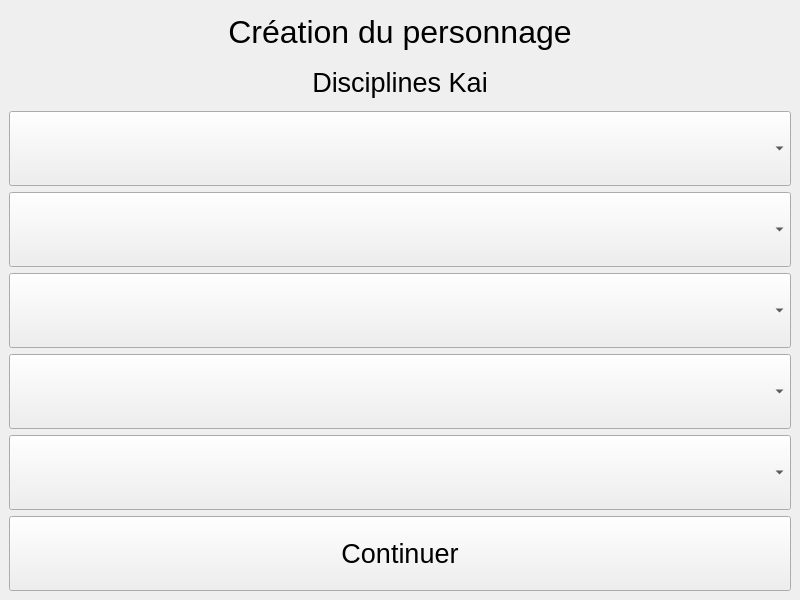
Above: Fichiers_UI/page_creation_personnage_2.ui from 2135500-Garand-Cedric/LDVELH before the change. Below: the same form after it.
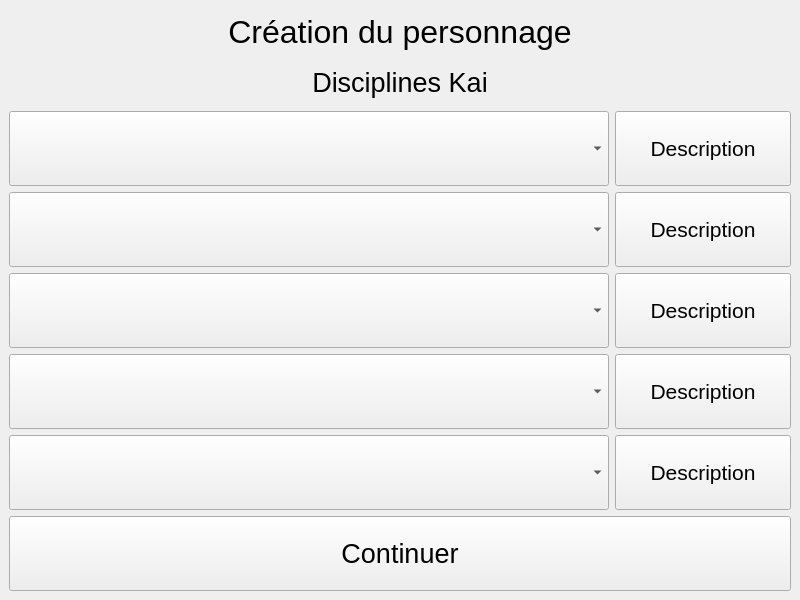
That is the form after the change.

Commit message: Ajout de la page de description des discipline kai Ajout de requetes a la base de donnees pour le fonctionnement du livre

```diff
--- a/Fichiers_UI/page_creation_personnage_2.ui
+++ b/Fichiers_UI/page_creation_personnage_2.ui
@@ -14,90 +14,92 @@
    <string>MainWindow</string>
   </property>
   <widget class="QWidget" name="centralwidget">
-   <layout class="QVBoxLayout" name="verticalLayout_2">
-    <item>
-     <layout class="QVBoxLayout" name="verticalLayout">
-      <item>
-       <widget class="QLabel" name="message_creation_personnage_2">
+   <layout class="QGridLayout" name="gridLayout_2">
+    <item row="4" column="0">
+     <widget class="QComboBox" name="combobox_kai_3">
+      <property name="minimumSize">
+       <size>
+        <width>600</width>
+        <height>75</height>
+       </size>
+      </property>
+     </widget>
+    </item>
+    <item row="2" column="1">
+     <widget class="QPushButton" name="bouton_description_1">
+      <property name="minimumSize">
+       <size>
+        <width>0</width>
+        <height>75</height>
+       </size>
+      </property>
         <property name="font">
          <font>
-          <pointsize>24</pointsize>
+        <pointsize>16</pointsize>
          </font>
         </property>
         <property name="text">
-         <string>Création du personnage</string>
-        </property>
-        <property name="alignment">
-         <set>Qt::AlignCenter</set>
-        </property>
-       </widget>
-      </item>
-      <item>
-       <widget class="QLabel" name="label_disciplines_kai">
+       <string>Description</string>
+      </property>
+     </widget>
+    </item>
+    <item row="5" column="1">
+     <widget class="QPushButton" name="bouton_description_4">
+      <property name="minimumSize">
+       <size>
+        <width>0</width>
+        <height>75</height>
+       </size>
+      </property>
         <property name="font">
          <font>
-          <pointsize>20</pointsize>
+        <pointsize>16</pointsize>
          </font>
         </property>
         <property name="text">
-         <string>Disciplines Kai</string>
-        </property>
-        <property name="alignment">
-         <set>Qt::AlignCenter</set>
-        </property>
-       </widget>
-      </item>
-      <item>
+       <string>Description</string>
+      </property>
+     </widget>
+    </item>
+    <item row="2" column="0">
        <widget class="QComboBox" name="combobox_kai_1">
         <property name="minimumSize">
          <size>
-          <width>0</width>
+        <width>600</width>
           <height>75</height>
          </size>
         </property>
        </widget>
       </item>
-      <item>
+    <item row="3" column="0">
        <widget class="QComboBox" name="combobox_kai_2">
         <property name="minimumSize">
          <size>
-          <width>0</width>
+        <width>600</width>
           <height>75</height>
          </size>
         </property>
        </widget>
       </item>
-      <item>
-       <widget class="QComboBox" name="combobox_kai_3">
+    <item row="4" column="1">
+     <widget class="QPushButton" name="bouton_description_3">
         <property name="minimumSize">
          <size>
           <width>0</width>
           <height>75</height>
          </size>
         </property>
-       </widget>
-      </item>
-      <item>
-       <widget class="QComboBox" name="combobox_kai_4">
-        <property name="minimumSize">
-         <size>
-          <width>0</width>
-          <height>75</height>
-         </size>
-        </property>
-       </widget>
-      </item>
-      <item>
-       <widget class="QComboBox" name="combobox_kai_5">
-        <property name="minimumSize">
-         <size>
-          <width>0</width>
-          <height>75</height>
-         </size>
+      <property name="font">
+       <font>
+        <pointsize>16</pointsize>
+       </font>
+      </property>
+      <property name="text">
+       <string>Description</string>
         </property>
        </widget>
       </item>
-      <item>
+    <item row="7" column="0" colspan="2">
        <widget class="QPushButton" name="bouton_continuer">
         <property name="minimumSize">
          <size>
@@ -115,7 +117,91 @@
         </property>
        </widget>
       </item>
-     </layout>
+    <item row="6" column="1">
+     <widget class="QPushButton" name="bouton_description_5">
+      <property name="minimumSize">
+       <size>
+        <width>0</width>
+        <height>75</height>
+       </size>
+      </property>
+      <property name="font">
+       <font>
+        <pointsize>16</pointsize>
+       </font>
+      </property>
+      <property name="text">
+       <string>Description</string>
+      </property>
+     </widget>
+    </item>
+    <item row="6" column="0">
+     <widget class="QComboBox" name="combobox_kai_5">
+      <property name="minimumSize">
+       <size>
+        <width>600</width>
+        <height>75</height>
+       </size>
+      </property>
+     </widget>
+    </item>
+    <item row="5" column="0">
+     <widget class="QComboBox" name="combobox_kai_4">
+      <property name="minimumSize">
+       <size>
+        <width>600</width>
+        <height>75</height>
+       </size>
+      </property>
+     </widget>
+    </item>
+    <item row="3" column="1">
+     <widget class="QPushButton" name="bouton_description_2">
+      <property name="minimumSize">
+       <size>
+        <width>0</width>
+        <height>75</height>
+       </size>
+      </property>
+      <property name="font">
+       <font>
+        <pointsize>16</pointsize>
+       </font>
+      </property>
+      <property name="text">
+       <string>Description</string>
+      </property>
+     </widget>
+    </item>
+    <item row="1" column="0" colspan="2">
+     <widget class="QLabel" name="label_disciplines_kai">
+      <property name="font">
+       <font>
+        <pointsize>20</pointsize>
+       </font>
+      </property>
+      <property name="text">
+       <string>Disciplines Kai</string>
+      </property>
+      <property name="alignment">
+       <set>Qt::AlignCenter</set>
+      </property>
+     </widget>
+    </item>
+    <item row="0" column="0" colspan="2">
+     <widget class="QLabel" name="message_creation_personnage_2">
+      <property name="font">
+       <font>
+        <pointsize>24</pointsize>
+       </font>
+      </property>
+      <property name="text">
+       <string>Création du personnage</string>
+      </property>
+      <property name="alignment">
+       <set>Qt::AlignCenter</set>
+      </property>
+     </widget>
     </item>
    </layout>
   </widget>
```
Lines whose indentation alone changed are shown as unchanged. The commit also changes 12 other files.
